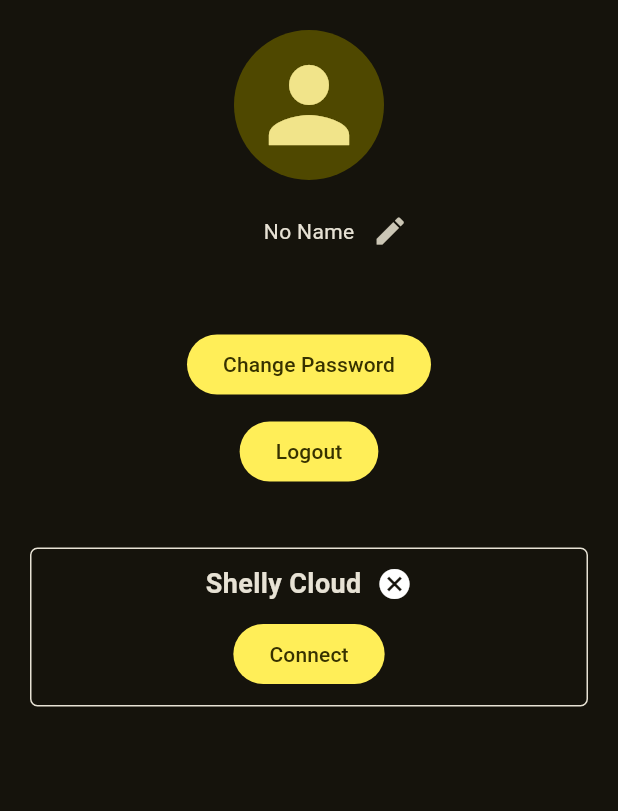
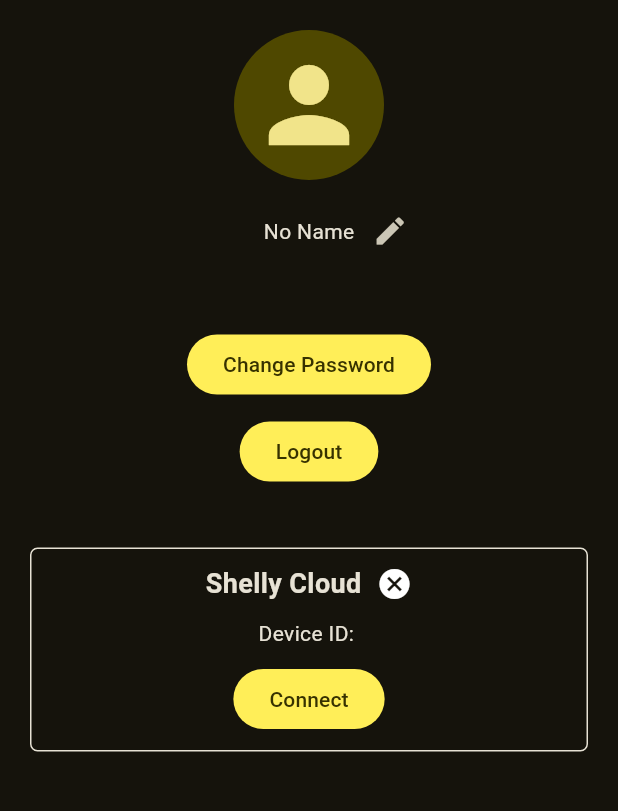
Before and after one commit to gab-25/todos_app, a Flutter app: the screen it shows once a user with an empty profile is signed in, after a tap on the "account circle" icon, on a phone screen of 412 x 824 dp, the part 84-895 px from its top. Run offline on Flutter 3.47's test engine with Material 3 defaults, Android fonts, the phone set to English and light mode, and no system bars; our stand-ins replace cloud_firestore, equatable, firebase_auth, firebase_core, firebase_database, firebase_messaging and 2 more; accounts and stored records are empty; generated files the repository leaves out were written again; network calls fail.

Commit message:
add deviceid

```diff
--- a/lib/cubits/profile/profile_cubit.dart
+++ b/lib/cubits/profile/profile_cubit.dart
@@ -30,7 +30,8 @@
 
   void _init() async {
     final userStates = await _dbRepository.getCurrentStates(_authRepository.currentUser!.uid);
-    emit(state.copyWith(shellyCloudConnected: userStates?.shellyCloudConnected ?? false));
+    final userSettings = await _dbRepository.getSettings(_authRepository.currentUser!.uid);
+    emit(state.copyWith(shellyCloudConnected: userStates?.shellyCloudConnected ?? false, shellyCloudDeviceId: userSettings?.shellyCloud?.deviceId));
   }
 
   void onEditNameChanged(String name) {
--- a/lib/cubits/profile/profile_state.dart
+++ b/lib/cubits/profile/profile_state.dart
@@ -9,6 +9,7 @@
     required this.avatar,
     this.status = ProfileStatus.initial,
     this.shellyCloudConnected = false,
+    this.shellyCloudDeviceId,
   });
 
   final String email;
@@ -16,9 +17,10 @@
   final String avatar;
   final ProfileStatus status;
   final bool shellyCloudConnected;
+  final String? shellyCloudDeviceId;
 
   @override
-  List<Object?> get props => [name, avatar, status];
+  List<Object?> get props => [email, name, avatar, status, shellyCloudConnected, shellyCloudDeviceId];
 
   ProfileState copyWith({
     String? email,
@@ -26,6 +28,7 @@
     String? avatar,
     ProfileStatus? status,
     bool? shellyCloudConnected,
+    String? shellyCloudDeviceId,
   }) {
     return ProfileState(
       email: email ?? this.email,
@@ -33,6 +36,7 @@
       avatar: avatar ?? this.avatar,
       status: status ?? this.status,
       shellyCloudConnected: shellyCloudConnected ?? this.shellyCloudConnected,
+      shellyCloudDeviceId: shellyCloudDeviceId ?? this.shellyCloudDeviceId,
     );
   }
 }
--- a/lib/models/user_settings.dart
+++ b/lib/models/user_settings.dart
@@ -1,11 +1,12 @@
 class ShellyCloudSettings {
-  ShellyCloudSettings({this.accessToken, this.refreshToken, this.tokenType, this.expiresIn, this.url});
+  ShellyCloudSettings({this.accessToken, this.refreshToken, this.tokenType, this.expiresIn, this.url, this.deviceId});
 
   final String? accessToken;
   final String? refreshToken;
   final String? tokenType;
   final int? expiresIn;
   final String? url;
+  final String? deviceId;
 
   factory ShellyCloudSettings.fromJson(Map<String, dynamic> json) {
     return ShellyCloudSettings(
@@ -14,6 +15,7 @@
       tokenType: json['token_type'],
       expiresIn: json['expires_in'],
       url: json['url'],
+      deviceId: json['device_id'],
     );
   }
 }
--- a/lib/ui/pages/profile_page.dart
+++ b/lib/ui/pages/profile_page.dart
@@ -93,6 +93,8 @@
                           state.shellyCloudConnected ? const Icon(Icons.check_circle) : const Icon(Icons.cancel),
                         ],
                       ),
+                      const SizedBox(height: 10),
+                      Text("Device ID: ${state.shellyCloudDeviceId ?? 'unknown'}"),
                       const SizedBox(height: 10),
                       FilledButton(
                         onPressed: state.shellyCloudConnected == false
```
